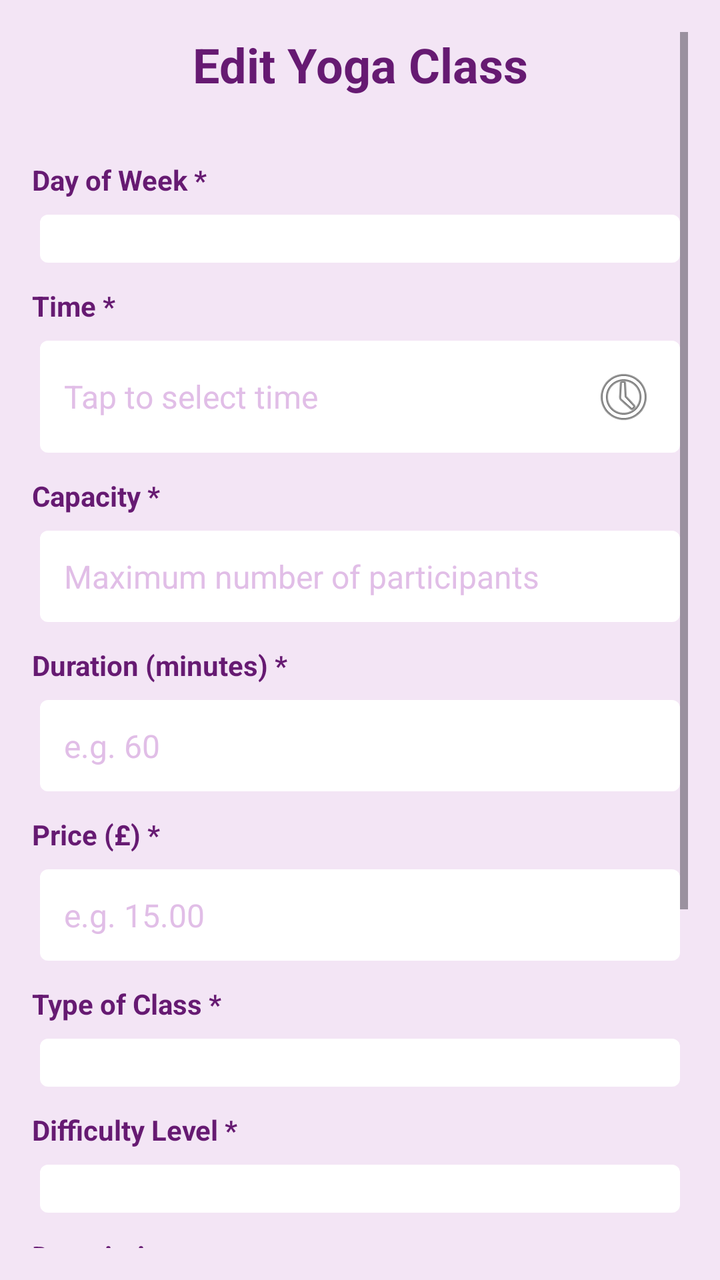
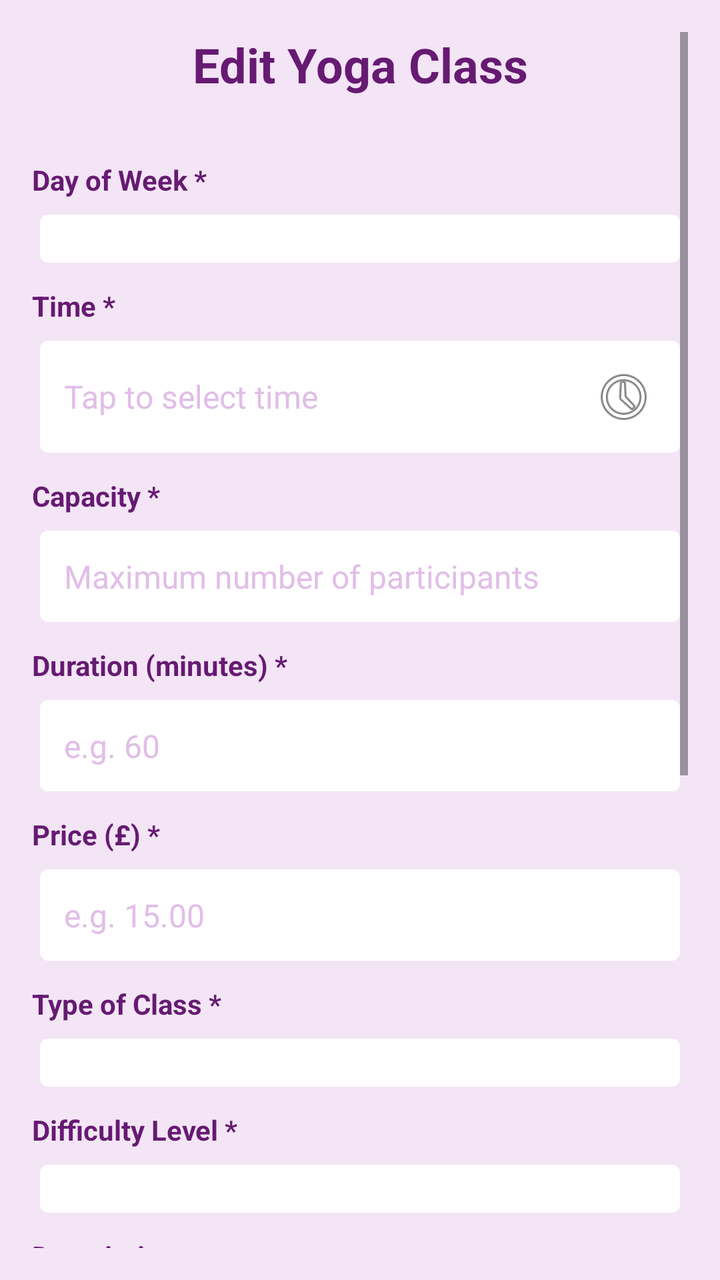

Compare the two renders of this Android layout. The source of the first and the diff that turns it into the second are given below.
<!-- AndroidManifest.xml: application theme Theme.Yogaadminapp -->
<!-- res/layout/activity_edit_yoga_class.xml -->
<?xml version="1.0" encoding="utf-8"?>
<ScrollView xmlns:android="http://schemas.android.com/apk/res/android"
    android:layout_width="match_parent"
    android:layout_height="match_parent"
    android:background="@color/light_purple"
    android:padding="16dp">

    <LinearLayout
        android:layout_width="match_parent"
        android:layout_height="wrap_content"
        android:orientation="vertical">

        
        <TextView
            android:layout_width="match_parent"
            android:layout_height="wrap_content"
            android:layout_marginBottom="24dp"
            android:gravity="center"
            android:text="Edit Yoga Class"
            android:textColor="@color/dark_purple"
            android:textSize="24sp"
            android:textStyle="bold" />

        
        <TextView
            style="@style/LabelStyle"
            android:layout_width="wrap_content"
            android:layout_height="wrap_content"
            android:text="Day of Week *" />

        <Spinner
            android:id="@+id/spinner_day_of_week"
            style="@style/SpinnerStyle"
            android:layout_width="match_parent"
            android:layout_height="wrap_content" />

        
        <TextView
            style="@style/LabelStyle"
            android:layout_width="wrap_content"
            android:layout_height="wrap_content"
            android:text="Time *" />

        <EditText
            android:id="@+id/et_time"
            style="@style/InputFieldStyle"
            android:layout_width="match_parent"
            android:layout_height="wrap_content"
            android:hint="Tap to select time"
            android:inputType="none"
            android:focusable="false"
            android:clickable="true"
            android:drawableEnd="@android:drawable/ic_menu_recent_history" />

        
        <TextView
            style="@style/LabelStyle"
            android:layout_width="wrap_content"
            android:layout_height="wrap_content"
            android:text="Capacity *" />

        <EditText
            android:id="@+id/et_capacity"
            style="@style/InputFieldStyle"
            android:layout_width="match_parent"
            android:layout_height="wrap_content"
            android:hint="Maximum number of participants"
            android:inputType="number" />

        
        <TextView
            style="@style/LabelStyle"
            android:layout_width="wrap_content"
            android:layout_height="wrap_content"
            android:text="Duration (minutes) *" />

        <EditText
            android:id="@+id/et_duration"
            style="@style/InputFieldStyle"
            android:layout_width="match_parent"
            android:layout_height="wrap_content"
            android:hint="e.g. 60"
            android:inputType="number" />

        
        <TextView
            style="@style/LabelStyle"
            android:layout_width="wrap_content"
            android:layout_height="wrap_content"
            android:text="Price (£) *" />

        <EditText
            android:id="@+id/et_price"
            style="@style/InputFieldStyle"
            android:layout_width="match_parent"
            android:layout_height="wrap_content"
            android:hint="e.g. 15.00"
            android:inputType="numberDecimal" />

        
        <TextView
            style="@style/LabelStyle"
            android:layout_width="wrap_content"
            android:layout_height="wrap_content"
            android:text="Type of Class *" />

        <Spinner
            android:id="@+id/spinner_class_type"
            style="@style/SpinnerStyle"
            android:layout_width="match_parent"
            android:layout_height="wrap_content" />

        
        <TextView
            style="@style/LabelStyle"
            android:layout_width="wrap_content"
            android:layout_height="wrap_content"
            android:text="Difficulty Level *" />

        <Spinner
            android:id="@+id/spinner_difficulty"
            style="@style/SpinnerStyle"
            android:layout_width="match_parent"
            android:layout_height="wrap_content" />

        
        <TextView
            style="@style/LabelStyle"
            android:layout_width="wrap_content"
            android:layout_height="wrap_content"
            android:text="Description" />

        <EditText
            android:id="@+id/et_description"
            style="@style/InputFieldStyle"
            android:layout_width="match_parent"
            android:layout_height="120dp"
            android:gravity="top|start"
            android:hint="Additional details about the class (optional)"
            android:inputType="textMultiLine"
            android:maxLines="5" />

        
        <TextView
            android:layout_width="match_parent"
            android:layout_height="wrap_content"
            android:layout_marginTop="16dp"
            android:text="* Required fields"
            android:textColor="@color/warning_red"
            android:textSize="12sp"
            android:textStyle="italic" />

        
        <LinearLayout
            android:layout_width="match_parent"
            android:layout_height="wrap_content"
            android:layout_marginTop="24dp"
            android:orientation="horizontal">

            <Button
                android:id="@+id/btn_cancel"
                style="@style/ButtonStyle"
                android:layout_width="0dp"
                android:layout_height="wrap_content"
                android:layout_marginEnd="8dp"
                android:layout_weight="1"
                android:text="Cancel" />

            <Button
                android:id="@+id/btn_update"
                style="@style/ButtonStyle"
                android:layout_width="0dp"
                android:layout_height="wrap_content"
                android:layout_marginStart="8dp"
                android:layout_weight="1"
                android:text="Update Class" />

        </LinearLayout>

    </LinearLayout>

</ScrollView>
<!-- resources referenced by this layout -->
<resources>
  <color name="dark_purple">#661a72</color>
  <color name="light_purple">#F3E5F5</color>
  <color name="warning_red">#F44336</color>
  <style name="ButtonStyle">
          <item name="android:background">@drawable/button_background</item>
          <item name="android:textColor">@color/dark_purple</item>
          <item name="android:textSize">16sp</item>
          <item name="android:padding">16dp</item>
          <item name="android:layout_margin">4dp</item>
          <item name="android:textAllCaps">false</item>
          <item name="android:elevation">0dp</item>
          <item name="android:translationZ">0dp</item>
          <item name="android:stateListAnimator">@null</item>
          <item name="backgroundTint">@null</item>
          <item name="android:backgroundTint">@null</item>
      </style>
  <style name="InputFieldStyle">
          <item name="android:background">@drawable/input_background</item>
          <item name="android:padding">12dp</item>
          <item name="android:textSize">16sp</item>
          <item name="android:textColor">@color/medium_purple</item>
          <item name="android:textColorHint">@color/light_purple_2</item>
          <item name="android:layout_margin">4dp</item>
      </style>
  <style name="LabelStyle">
          <item name="android:textColor">@color/dark_purple</item>
          <item name="android:textSize">14sp</item>
          <item name="android:textStyle">bold</item>
          <item name="android:layout_marginTop">8dp</item>
          <item name="android:layout_marginBottom">4dp</item>
      </style>
  <style name="SpinnerStyle" parent="InputFieldStyle">
          <item name="android:textColor">@color/medium_purple</item>
          <item name="android:textSize">16sp</item>
      </style>
  <style name="Theme.Yogaadminapp" parent="Base.Theme.Yogaadminapp" />
  <!-- drawable button_background (drawable) -->
  <?xml version="1.0" encoding="utf-8"?>
  <shape xmlns:android="http://schemas.android.com/apk/res/android">
      <solid android:color="@color/accent_blue" />
      <corners android:radius="8dp" />
      <stroke
          android:width="2dp"
          android:color="@color/accent_blue" />
  </shape>
  <!-- drawable input_background (drawable) -->
  <?xml version="1.0" encoding="utf-8"?>
  <shape xmlns:android="http://schemas.android.com/apk/res/android">
      <solid android:color="@color/white" />
      <corners android:radius="4dp" />
  </shape>
  <color name="medium_purple">#9C27B0</color>
  <color name="light_purple_2">#E1BEE7</color>
  <style name="Base.Theme.Yogaadminapp" parent="Theme.Material3.DayNight.NoActionBar">
          
          
          
          
          <item name="android:windowContentTransitions">false</item>
          <item name="android:windowActivityTransitions">false</item>
      </style>
  <color name="accent_blue">#def4f7</color>
  <color name="white">#FFFFFFFF</color>
</resources>

<!-- the commit's change to res/layout/activity_edit_yoga_class.xml (unified diff, before → after) -->
@@ -142,6 +142,52 @@
 
         
         <TextView
+            style="@style/LabelStyle"
+            android:layout_width="wrap_content"
+            android:layout_height="wrap_content"
+            android:layout_marginTop="16dp"
+            android:text="Location" />
+
+        <LinearLayout
+            android:layout_width="match_parent"
+            android:layout_height="wrap_content"
+            android:orientation="horizontal"
+            android:layout_marginBottom="8dp">
+
+            <Button
+                android:id="@+id/btn_get_location"
+                style="@style/ButtonStyleSecondary"
+                android:layout_width="wrap_content"
+                android:layout_height="wrap_content"
+                android:layout_marginEnd="8dp"
+                android:text="📍 Get Current Location"
+                android:textSize="14sp" />
+
+            <TextView
+                android:id="@+id/tv_location_status"
+                android:layout_width="0dp"
+                android:layout_height="wrap_content"
+                android:layout_weight="1"
+                android:layout_gravity="center_vertical"
+                android:text="Tap to detect location automatically"
+                android:textSize="12sp"
+                android:textColor="@color/dark_gray"
+                android:textStyle="italic" />
+
+        </LinearLayout>
+
+        <EditText
+            android:id="@+id/et_location_address"
+            style="@style/InputFieldStyle"
+            android:layout_width="match_parent"
+            android:layout_height="wrap_content"
+            android:hint="Location will be detected automatically"
+            android:inputType="textMultiLine"
+            android:maxLines="3"
+            android:enabled="false" />
+
+        
+        <TextView
             android:layout_width="match_parent"
             android:layout_height="wrap_content"
             android:layout_marginTop="16dp"
<!-- resource entries referenced after the edit -->
@@ -1,5 +1,6 @@
 <!-- resources referenced by this layout -->
 <resources>
+  <color name="dark_gray">#424242</color>
   <color name="dark_purple">#661a72</color>
   <color name="light_purple">#F3E5F5</color>
   <color name="warning_red">#F44336</color>
@@ -15,6 +16,11 @@
           <item name="android:stateListAnimator">@null</item>
           <item name="backgroundTint">@null</item>
           <item name="android:backgroundTint">@null</item>
+      </style>
+  <style name="ButtonStyleSecondary" parent="ButtonStyle">
+          <item name="android:textColor">@color/dark_purple</item>
+          <item name="android:background">@drawable/input_background</item>
+          <item name="android:backgroundTint">@color/accent_green</item>
       </style>
   <style name="InputFieldStyle">
           <item name="android:background">@drawable/input_background</item>
@@ -51,6 +57,7 @@
       <solid android:color="@color/white" />
       <corners android:radius="4dp" />
   </shape>
+  <color name="accent_green">#defce3</color>
   <color name="medium_purple">#9C27B0</color>
   <color name="light_purple_2">#E1BEE7</color>
   <style name="Base.Theme.Yogaadminapp" parent="Theme.Material3.DayNight.NoActionBar">
